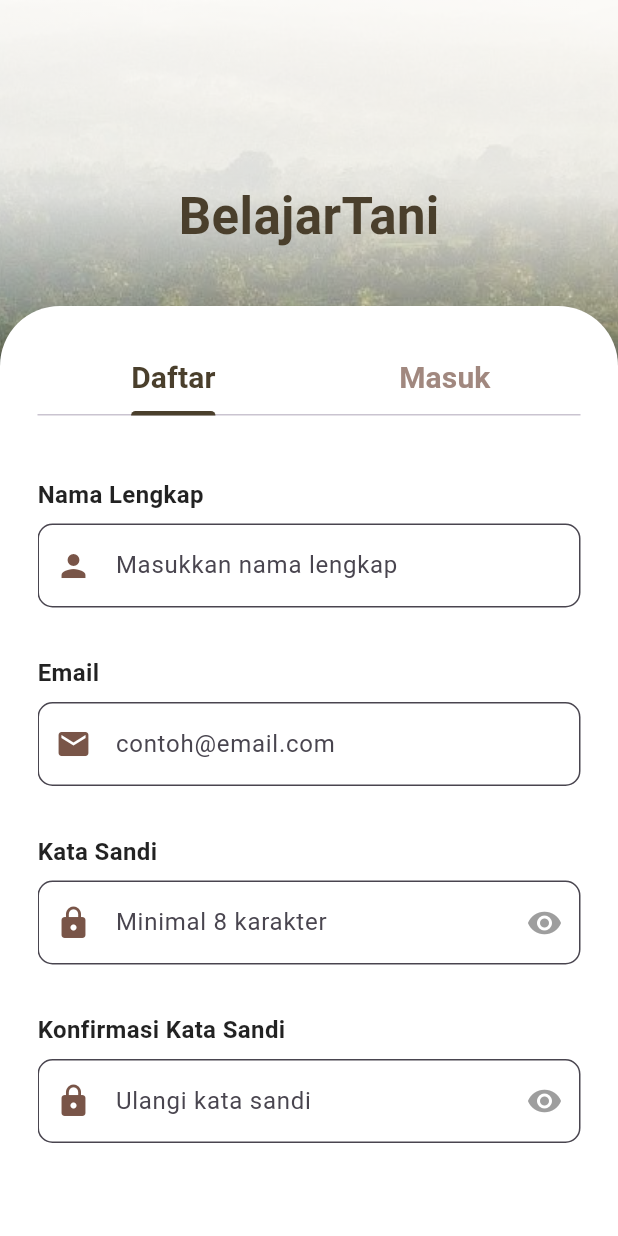
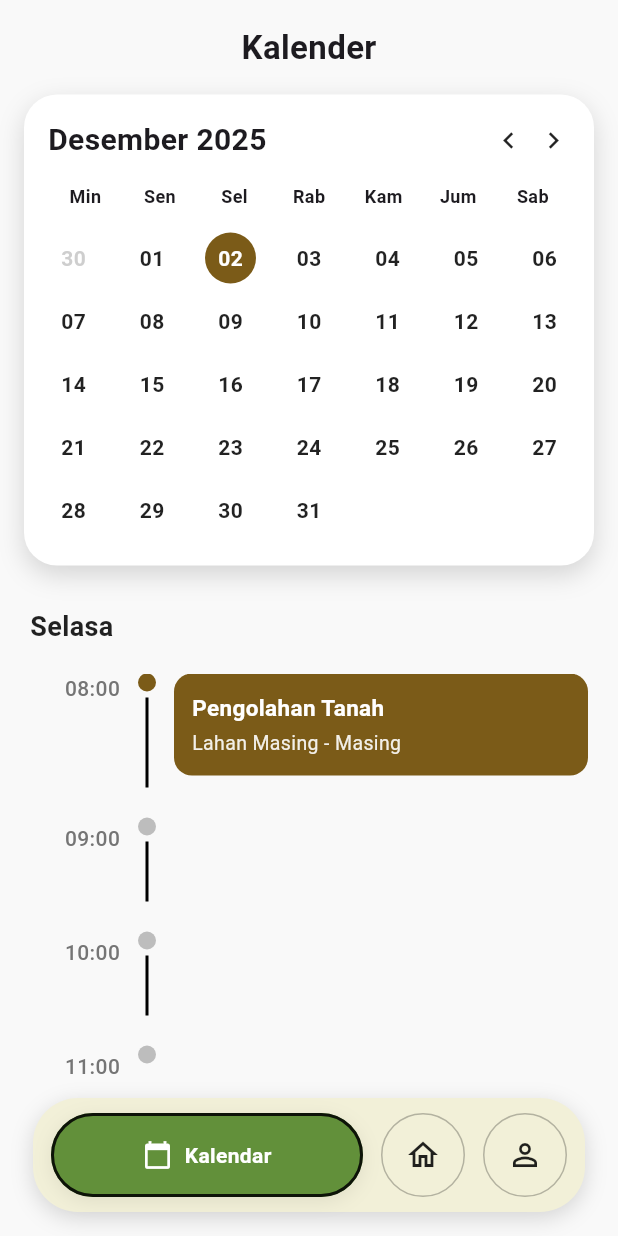
Before and after one commit to amirahnathania/ALP_VOW_KLP4, a Flutter app: the screen it shows after launch, on a phone screen of 412 x 824 dp. Run offline on Flutter 3.47's test engine with Material 3 defaults, Android fonts, the phone set to English and light mode, and no system bars; our stand-ins replace google_sign_in.

Commit message:
fitur home ketua

```diff
--- a/frontend/lib/auth_page.dart
+++ b/frontend/lib/auth_page.dart
@@ -1,3 +1,4 @@
+// auth_page.dart
 import 'package:flutter/material.dart';
 import 'package:google_sign_in/google_sign_in.dart';
 import 'services/api_service.dart';
@@ -10,18 +11,21 @@ class AuthPage extends StatefulWidget {
   State<AuthPage> createState() => _AuthPageState();
 }
 
-class _AuthPageState extends State<AuthPage> with SingleTickerProviderStateMixin {
+class _AuthPageState extends State<AuthPage>
+    with SingleTickerProviderStateMixin {
   late TabController _tabController;
 
   // Controller untuk form Daftar
   final TextEditingController _nameController = TextEditingController();
   final TextEditingController _emailController = TextEditingController();
   final TextEditingController _passwordController = TextEditingController();
-  final TextEditingController _confirmPasswordController = TextEditingController();
+  final TextEditingController _confirmPasswordController =
+      TextEditingController();
 
   // Controller untuk form Masuk
   final TextEditingController _loginEmailController = TextEditingController();
-  final TextEditingController _loginPasswordController = TextEditingController();
+  final TextEditingController _loginPasswordController =
+      TextEditingController();
 
   // State variables
   bool _isLoading = false;
@@ -30,9 +34,7 @@ class _AuthPageState extends State<AuthPage> with SingleTickerProviderStateMixin
   bool _showLoginPassword = false;
 
   // Google Sign-In
-  final GoogleSignIn _googleSignIn = GoogleSignIn(
-    scopes: ['email', 'profile'],
-  );
+  final GoogleSignIn _googleSignIn = GoogleSignIn(scopes: ['email', 'profile']);
 
   @override
   void initState() {
@@ -40,7 +42,7 @@ class _AuthPageState extends State<AuthPage> with SingleTickerProviderStateMixin
     _tabController = TabController(length: 2, vsync: this);
   }
 
-  // ================== FUNGSI REGISTRASI BIASA ==================
+  //  FUNGSI REGISTRASI BIASA
   Future<void> _handleRegister() async {
     // Validasi form
     if (_nameController.text.isEmpty) {
@@ -67,7 +69,7 @@ class _AuthPageState extends State<AuthPage> with SingleTickerProviderStateMixin
 
     try {
       // Panggil API registrasi
-      final response = await ApiService.register(
+      await ApiService.register(
         name: _nameController.text,
         email: _emailController.text,
         password: _passwordController.text,
@@ -84,7 +86,6 @@ class _AuthPageState extends State<AuthPage> with SingleTickerProviderStateMixin
 
       // Switch ke tab Login
       _tabController.animateTo(1);
-
     } catch (error) {
       _showError('Registrasi gagal: $error');
     } finally {
@@ -92,7 +93,7 @@ class _AuthPageState extends State<AuthPage> with SingleTickerProviderStateMixin
     }
   }
 
-  // ================== FUNGSI LOGIN BIASA ==================
+  //  FUNGSI LOGIN BIASA
   Future<void> _handleLogin() async {
     if (!_isValidEmail(_loginEmailController.text)) {
       _showError('Email tidak valid');
@@ -121,13 +122,9 @@ class _AuthPageState extends State<AuthPage> with SingleTickerProviderStateMixin
       Navigator.pushReplacement(
         context,
         MaterialPageRoute(
-          builder: (context) => HomePage(
-            user: user,
-            token: token,
-          ),
+          builder: (context) => HomePage(user: user, token: token),
         ),
       );
-
     } catch (error) {
       _showError('Login gagal: $error');
     } finally {
@@ -135,7 +132,7 @@ class _AuthPageState extends State<AuthPage> with SingleTickerProviderStateMixin
     }
   }
 
-  // ================== FUNGSI GOOGLE LOGIN ==================
+  //  FUNGSI GOOGLE LOGIN
   Future<void> _handleGoogleSignIn() async {
     setState(() => _isLoading = true);
 
@@ -171,13 +168,9 @@ class _AuthPageState extends State<AuthPage> with SingleTickerProviderStateMixin
       Navigator.pushReplacement(
         context,
         MaterialPageRoute(
-          builder: (context) => HomePage(
-            user: user,
-            token: token,
-          ),
+          builder: (context) => HomePage(user: user, token: token),
         ),
       );
-
     } catch (error) {
       print('Google Login Error: $error');
       _showError('Login dengan Google gagal: $error');
@@ -186,7 +179,7 @@ class _AuthPageState extends State<AuthPage> with SingleTickerProviderStateMixin
     }
   }
 
-  // ================== HELPER FUNCTIONS ==================
+  //  HELPER FUNCTIONS
   bool _isValidEmail(String email) {
     return RegExp(r'^[\w-\.]+@([\w-]+\.)+[\w-]{2,4}$').hasMatch(email);
   }
@@ -220,10 +213,7 @@ class _AuthPageState extends State<AuthPage> with SingleTickerProviderStateMixin
         children: [
           // Background image
           Positioned.fill(
-            child: Image.asset(
-              "assets/BG_Desa_Sengka.jpeg",
-              fit: BoxFit.cover,
-            ),
+            child: Image.asset("assets/BG_Desa_Sengka.jpeg", fit: BoxFit.cover),
           ),
 
           // Gradient overlay
@@ -263,7 +253,9 @@ class _AuthPageState extends State<AuthPage> with SingleTickerProviderStateMixin
                   padding: const EdgeInsets.all(25),
                   decoration: const BoxDecoration(
                     color: Colors.white,
-                    borderRadius: BorderRadius.vertical(top: Radius.circular(40)),
+                    borderRadius: BorderRadius.vertical(
+                      top: Radius.circular(40),
+                    ),
                   ),
                   child: Column(
                     children: [
@@ -300,13 +292,13 @@ class _AuthPageState extends State<AuthPage> with SingleTickerProviderStateMixin
                 ),
               ),
             ],
-          )
+          ),
         ],
       ),
     );
   }
 
-  // ================== FORM DAFTAR ==================
+  //  FORM DAFTAR
   Widget buildRegisterForm() {
     return Column(
       crossAxisAlignment: CrossAxisAlignment.start,
@@ -365,7 +357,7 @@ class _AuthPageState extends State<AuthPage> with SingleTickerProviderStateMixin
     );
   }
 
-  // ================== FORM MASUK ==================
+  //  FORM MASUK
   Widget buildLoginForm() {
     return Column(
       crossAxisAlignment: CrossAxisAlignment.start,
@@ -437,7 +429,10 @@ class _AuthPageState extends State<AuthPage> with SingleTickerProviderStateMixin
           hintText: hint,
           filled: true,
           fillColor: Colors.white,
-          contentPadding: const EdgeInsets.symmetric(vertical: 16, horizontal: 20),
+          contentPadding: const EdgeInsets.symmetric(
+            vertical: 16,
+            horizontal: 20,
+          ),
           border: OutlineInputBorder(
             borderRadius: BorderRadius.circular(10),
             borderSide: BorderSide(color: Colors.grey.shade400),
@@ -468,7 +463,10 @@ class _AuthPageState extends State<AuthPage> with SingleTickerProviderStateMixin
           hintText: hint,
           filled: true,
           fillColor: Colors.white,
-          contentPadding: const EdgeInsets.symmetric(vertical: 16, horizontal: 20),
+          contentPadding: const EdgeInsets.symmetric(
+            vertical: 16,
+            horizontal: 20,
+          ),
           border: OutlineInputBorder(
             borderRadius: BorderRadius.circular(10),
             borderSide: BorderSide(color: Colors.grey.shade400),
@@ -526,7 +524,9 @@ class _AuthPageState extends State<AuthPage> with SingleTickerProviderStateMixin
         style: OutlinedButton.styleFrom(
           side: BorderSide(color: Colors.grey.shade300),
           padding: const EdgeInsets.symmetric(vertical: 14),
-          shape: RoundedRectangleBorder(borderRadius: BorderRadius.circular(30)),
+          shape: RoundedRectangleBorder(
+            borderRadius: BorderRadius.circular(30),
+          ),
           backgroundColor: Colors.white,
         ),
         child: Row(
--- /dev/null
+++ b/frontend/lib/home_ketua.dart
@@ -0,0 +1,484 @@
+// home_ketua.dart
+import 'package:flutter/material.dart';
+
+class CalendarPage extends StatefulWidget {
+  const CalendarPage({super.key});
+
+  @override
+  State<CalendarPage> createState() => _CalendarPageState();
+}
+
+class _CalendarPageState extends State<CalendarPage> {
+  final Color brown = const Color(0xFF7B5B18);
+  final Color green = const Color(0xFF4CAF50);
+  final Color cream = const Color(0xFFF2F0D8);
+  final Color bg = const Color(0xFFF9F9F9);
+
+  int _currentIndex = 0; // 0: Kalender, 1: Home, 2: Profil
+
+  @override
+  Widget build(BuildContext context) {
+    return Scaffold(
+      backgroundColor: bg,
+      body: SafeArea(
+        child: Column(
+          children: [
+            const SizedBox(height: 16),
+
+            /// ===== TITLE =====
+            Text(
+              _currentIndex == 0
+                  ? 'Kalender'
+                  : _currentIndex == 1
+                  ? 'Rumah'
+                  : 'Profil',
+              style: const TextStyle(fontSize: 22, fontWeight: FontWeight.w700),
+            ),
+
+            const SizedBox(height: 16),
+
+            if (_currentIndex == 0) ...[
+              /// ===== CARD KALENDER =====
+              Padding(
+                padding: const EdgeInsets.symmetric(horizontal: 16),
+                child: _buildCalendarCard(),
+              ),
+
+              const SizedBox(height: 28),
+
+              /// ===== HARI (SELASA) =====
+              Padding(
+                padding: const EdgeInsets.symmetric(horizontal: 20),
+                child: Align(
+                  alignment: Alignment.centerLeft,
+                  child: Text(
+                    'Selasa',
+                    style: TextStyle(
+                      fontSize: 18,
+                      fontWeight: FontWeight.w700,
+                      color: Colors.black87,
+                    ),
+                  ),
+                ),
+              ),
+
+              const SizedBox(height: 18),
+
+              /// ===== SCHEDULE TIMELINE =====
+              Expanded(
+                child: SingleChildScrollView(
+                  padding: const EdgeInsets.symmetric(horizontal: 20),
+                  child: _buildScheduleList(),
+                ),
+              ),
+            ] else ...[
+              const SizedBox(height: 24),
+              Expanded(
+                child: Center(
+                  child: Column(
+                    mainAxisSize: MainAxisSize.min,
+                    children: [
+                      Icon(
+                        _currentIndex == 1
+                            ? Icons.home_outlined
+                            : Icons.person_outline,
+                        size: 64,
+                        color: Colors.black54,
+                      ),
+                      const SizedBox(height: 12),
+                      Text(
+                        _currentIndex == 1
+                            ? 'Halaman Rumah (placeholder)'
+                            : 'Halaman Profil (placeholder)',
+                        style: const TextStyle(
+                          fontSize: 16,
+                          color: Colors.black54,
+                        ),
+                      ),
+                    ],
+                  ),
+                ),
+              ),
+            ],
+
+            const SizedBox(height: 16),
+
+            // Navbar
+            _buildBottomNav(),
+            const SizedBox(height: 16),
+          ],
+        ),
+      ),
+    );
+  }
+
+  // Kalender Card
+
+  Widget _buildCalendarCard() {
+    final List<List<String>> calendarGrid = [
+      ['30', '01', '02', '03', '04', '05', '06'],
+      ['07', '08', '09', '10', '11', '12', '13'],
+      ['14', '15', '16', '17', '18', '19', '20'],
+      ['21', '22', '23', '24', '25', '26', '27'],
+      ['28', '29', '30', '31', '', '', ''],
+    ];
+    const selectedDay = '02';
+
+    return Container(
+      decoration: BoxDecoration(
+        color: Colors.white,
+        borderRadius: BorderRadius.circular(22),
+        boxShadow: [
+          BoxShadow(
+            color: Colors.black12.withOpacity(0.15),
+            blurRadius: 14,
+            offset: const Offset(0, 6),
+          ),
+        ],
+      ),
+      padding: const EdgeInsets.all(16),
+      child: Column(
+        children: [
+          Row(
+            mainAxisAlignment: MainAxisAlignment.spaceBetween,
+            children: const [
+              Text(
+                'Desember 2025',
+                style: TextStyle(fontSize: 20, fontWeight: FontWeight.w700),
+              ),
+              Row(
+                children: [
+                  Icon(Icons.chevron_left, size: 22),
+                  SizedBox(width: 8),
+                  Icon(Icons.chevron_right, size: 22),
+                ],
+              ),
+            ],
+          ),
+
+          const SizedBox(height: 14),
+
+          Row(
+            mainAxisAlignment: MainAxisAlignment.spaceBetween,
+            children: ['Min', 'Sen', 'Sel', 'Rab', 'Kam', 'Jum', 'Sab']
+                .map(
+                  (e) => Expanded(
+                    child: Center(
+                      child: Text(
+                        e,
+                        style: const TextStyle(
+                          fontSize: 12,
+                          fontWeight: FontWeight.w600,
+                        ),
+                      ),
+                    ),
+                  ),
+                )
+                .toList(),
+          ),
+
+          const SizedBox(height: 12),
+
+          ...List.generate(calendarGrid.length, (weekIndex) {
+            final week = calendarGrid[weekIndex];
+            return Row(
+              mainAxisAlignment: MainAxisAlignment.spaceBetween,
+              children: List.generate(week.length, (dayIndex) {
+                final day = week[dayIndex];
+                if (day.isEmpty) {
+                  return const SizedBox(width: 34, height: 34);
+                }
+                final isSelected = day == selectedDay;
+                final isPrevMonth = weekIndex == 0 && day == '30';
+                return Container(
+                  width: 34,
+                  height: 34,
+                  margin: const EdgeInsets.symmetric(vertical: 4),
+                  decoration: BoxDecoration(
+                    shape: BoxShape.circle,
+                    color: isSelected ? brown : Colors.transparent,
+                  ),
+                  alignment: Alignment.center,
+                  child: Text(
+                    day,
+                    style: TextStyle(
+                      fontWeight: FontWeight.w700,
+                      fontSize: 14,
+                      color: isSelected
+                          ? Colors.white
+                          : isPrevMonth
+                          ? Colors.grey.withOpacity(0.5)
+                          : Colors.black87,
+                    ),
+                  ),
+                );
+              }),
+            );
+          }),
+        ],
+      ),
+    );
+  }
+
+  // Schedule List (timeline)
+
+  Widget _buildScheduleList() {
+    return Column(
+      children: [
+        _buildTimelineItem(
+          time: '08:00',
+          hasEvent: true,
+          eventTitle: 'Pengolahan Tanah',
+          eventDescription: 'Lahan Masing - Masing',
+          showLine: true,
+        ),
+        const SizedBox(height: 20),
+        _buildTimelineItem(time: '09:00', hasEvent: false, showLine: true),
+        const SizedBox(height: 20),
+        _buildTimelineItem(time: '10:00', hasEvent: false, showLine: true),
+        const SizedBox(height: 20),
+        _buildTimelineItem(time: '11:00', hasEvent: false, showLine: false),
+      ],
+    );
+  }
+
+  // Timeline  (row)
+
+  Widget _buildTimelineItem({
+    required String time,
+    bool hasEvent = false,
+    String eventTitle = '',
+    String eventDescription = '',
+    bool showLine = true,
+  }) {
+    return Row(
+      crossAxisAlignment: CrossAxisAlignment.start,
+      children: [
+        // time
+        Container(
+          width: 60,
+          alignment: Alignment.topRight,
+          padding: EdgeInsets.only(top: hasEvent ? 0 : 4),
+          child: Text(
+            time,
+            style: TextStyle(
+              fontSize: 14,
+              color: Colors.grey[600],
+              fontWeight: FontWeight.w500,
+            ),
+          ),
+        ),
+        const SizedBox(width: 12),
+        // dot + line
+        Column(
+          children: [
+            Container(
+              width: 12,
+              height: 12,
+              decoration: BoxDecoration(
+                shape: BoxShape.circle,
+                color: hasEvent ? brown : Colors.grey[400],
+              ),
+            ),
+            if (showLine) ...[
+              const SizedBox(height: 4),
+              Container(
+                width: 2,
+                height: hasEvent ? 60 : 40,
+                color: Colors.black,
+              ),
+            ],
+          ],
+        ),
+        const SizedBox(width: 12),
+        if (hasEvent)
+          Expanded(
+            child: Container(
+              decoration: BoxDecoration(
+                color: brown,
+                borderRadius: BorderRadius.circular(12),
+              ),
+              padding: const EdgeInsets.all(12),
+              child: Column(
+                crossAxisAlignment: CrossAxisAlignment.start,
+                children: [
+                  Text(
+                    eventTitle,
+                    style: const TextStyle(
+                      fontSize: 15,
+                      fontWeight: FontWeight.w700,
+                      color: Colors.white,
+                    ),
+                  ),
+                  const SizedBox(height: 4),
+                  Text(
+                    eventDescription,
+                    style: TextStyle(
+                      fontSize: 13,
+                      color: Colors.white.withOpacity(0.9),
+                    ),
+                  ),
+                ],
+              ),
+            ),
+          )
+        else
+          const Expanded(child: SizedBox()),
+      ],
+    );
+  }
+
+  /// ================================================================
+  /// NAVIGATION BAR (Disesuaikan dengan gambar - hanya "Kalendar")
+  /// ================================================================
+  /// ================================================================
+  /// NAVIGATION BAR (3 tombol: Kalender kiri, Home tengah, Profil kanan)
+  /// ================================================================
+  Widget _buildBottomNav() {
+    final bool isCalendar = _currentIndex == 0;
+    final bool isHome = _currentIndex == 1;
+    final bool isProfile = _currentIndex == 2;
+
+    Widget buildPill({
+      required IconData icon,
+      required String label,
+      required VoidCallback onTap,
+    }) {
+      return Expanded(
+        flex: 2,
+        child: InkWell(
+          borderRadius: BorderRadius.circular(28),
+          onTap: onTap,
+          child: Container(
+            height: 56,
+            decoration: BoxDecoration(
+              color: const Color(0xFF62903A),
+              borderRadius: BorderRadius.circular(28),
+              border: Border.all(color: Colors.black87, width: 2.0),
+              boxShadow: [
+                BoxShadow(
+                  color: Colors.black.withOpacity(0.08),
+                  blurRadius: 10,
+                  offset: const Offset(0, 3),
+                ),
+              ],
+            ),
+            child: Row(
+              mainAxisAlignment: MainAxisAlignment.center,
+              children: [
+                Icon(icon, size: 20, color: Colors.white),
+                const SizedBox(width: 8),
+                Text(
+                  label,
+                  style: const TextStyle(
+                    color: Colors.white,
+                    fontWeight: FontWeight.w700,
+                    fontSize: 14,
+                  ),
+                ),
+              ],
+            ),
+          ),
+        ),
+      );
+    }
+
+    Widget buildCircle({
+      required IconData icon,
+      required VoidCallback onTap,
+      bool active = false,
+    }) {
+      return InkWell(
+        customBorder: const CircleBorder(),
+        onTap: onTap,
+        child: Container(
+          width: 56,
+          height: 56,
+          decoration: BoxDecoration(
+            shape: BoxShape.circle,
+            color: active ? const Color(0xFF62903A) : Colors.transparent,
+            border: Border.all(
+              color: active ? Colors.black87 : Colors.black26,
+              width: active ? 2.0 : 1.0,
+            ),
+            boxShadow: active
+                ? [
+                    BoxShadow(
+                      color: Colors.black.withOpacity(0.08),
+                      blurRadius: 10,
+                      offset: const Offset(0, 3),
+                    ),
+                  ]
+                : null,
+          ),
+          child: Center(
+            child: Icon(icon, color: active ? Colors.white : Colors.black87),
+          ),
+        ),
+      );
+    }
+
+    return Container(
+      margin: const EdgeInsets.symmetric(horizontal: 22),
+      padding: const EdgeInsets.symmetric(horizontal: 12, vertical: 10),
+      decoration: BoxDecoration(
+        color: cream,
+        borderRadius: BorderRadius.circular(30),
+        boxShadow: [
+          BoxShadow(
+            blurRadius: 12,
+            color: Colors.black12.withOpacity(0.15),
+            offset: const Offset(0, 4),
+          ),
+        ],
+      ),
+      child: Row(
+        mainAxisAlignment: MainAxisAlignment.spaceBetween,
+        children: [
+          // Left: Calendar
+          isCalendar
+              ? buildPill(
+                  icon: Icons.calendar_today,
+                  label: 'Kalendar',
+                  onTap: () => setState(() => _currentIndex = 0),
+                )
+              : buildCircle(
+                  icon: Icons.calendar_today,
+                  onTap: () => setState(() => _currentIndex = 0),
+                  active: false,
+                ),
+
+          const SizedBox(width: 12),
+
+          // Middle: Home
+          isHome
+              ? buildPill(
+                  icon: Icons.home_outlined,
+                  label: 'Rumah',
+                  onTap: () => setState(() => _currentIndex = 1),
+                )
+              : buildCircle(
+                  icon: Icons.home_outlined,
+                  onTap: () => setState(() => _currentIndex = 1),
+                  active: false,
+                ),
+
+          const SizedBox(width: 12),
+
+          // Right: Profile
+          isProfile
+              ? buildPill(
+                  icon: Icons.person_outline,
+                  label: 'Profil',
+                  onTap: () => setState(() => _currentIndex = 2),
+                )
+              : buildCircle(
+                  icon: Icons.person_outline,
+                  onTap: () => setState(() => _currentIndex = 2),
+                  active: false,
+                ),
+        ],
+      ),
+    );
+  }
+}
--- a/frontend/lib/main.dart
+++ b/frontend/lib/main.dart
@@ -1,5 +1,6 @@
+// main.dart
 import 'package:flutter/material.dart';
-import 'auth_page.dart';
+import 'home_ketua.dart';
 
 void main() {
   runApp(const BelajarTaniApp());
@@ -17,7 +18,9 @@ class BelajarTaniApp extends StatelessWidget {
         primaryColor: const Color(0xFF8BC784),
         scaffoldBackgroundColor: Colors.white,
       ),
-      home: const AuthPage(),
+      // To run the Ketua home page, set the home to CalendarPage.
+      // Switch back to AuthPage if needed.
+      home: const CalendarPage(),
     );
   }
 }
```
Also changed, not shown: frontend/flutter_01.png (added).
